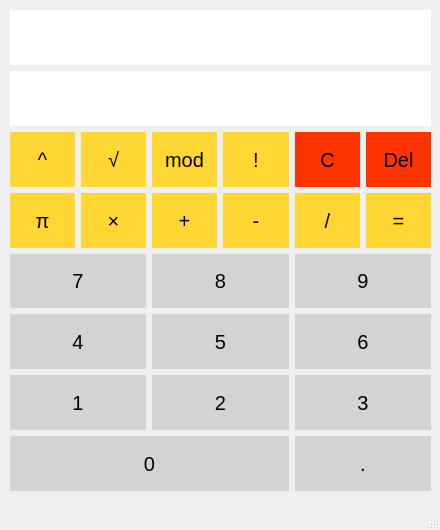
Before: the Qt Designer form src/mainwindow.ui in Hajrus/--IVS---totojepublicgithubprotozenemuzemeprizvatvicnez3clenydoprojektuTakzetentonazevbyhomohlchranit, drawn with Qt 5.
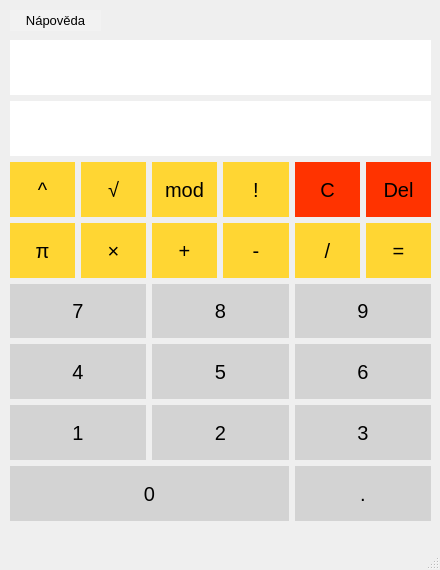
After: the same form once the commit is applied.

Diff of the .ui file:
```diff
--- a/src/mainwindow.ui
+++ b/src/mainwindow.ui
@@ -10,7 +10,7 @@
     <x>0</x>
     <y>0</y>
     <width>440</width>
-    <height>530</height>
+    <height>570</height>
    </rect>
   </property>
   <property name="sizePolicy">
@@ -22,13 +22,13 @@
   <property name="minimumSize">
    <size>
     <width>440</width>
-    <height>530</height>
+    <height>570</height>
    </size>
   </property>
   <property name="maximumSize">
    <size>
     <width>440</width>
-    <height>530</height>
+    <height>570</height>
    </size>
   </property>
   <property name="windowTitle">
@@ -45,7 +45,7 @@
     <property name="geometry">
      <rect>
       <x>10</x>
-      <y>10</y>
+      <y>40</y>
       <width>421</width>
       <height>481</height>
      </rect>
@@ -837,6 +837,43 @@
      </item>
     </layout>
    </widget>
+   <widget class="QPushButton" name="ButtonN">
+    <property name="geometry">
+     <rect>
+      <x>10</x>
+      <y>10</y>
+      <width>91</width>
+      <height>21</height>
+     </rect>
+    </property>
+    <property name="sizePolicy">
+     <sizepolicy hsizetype="Preferred" vsizetype="Expanding">
+      <horstretch>0</horstretch>
+      <verstretch>0</verstretch>
+     </sizepolicy>
+    </property>
+    <property name="styleSheet">
+     <string notr="true">QPushButton
+{
+	border-style: none;
+	background-color: #f2f2f2;
+	font-size: 13px;
+}
+
+QPushButton:hover
+{
+	background-color: Silver;
+}
+
+QPushButton:pressed
+{
+	background-color: DarkGray;
+}</string>
+    </property>
+    <property name="text">
+     <string>Nápověda</string>
+    </property>
+   </widget>
   </widget>
   <widget class="QMenuBar" name="menubar">
    <property name="geometry">
```
